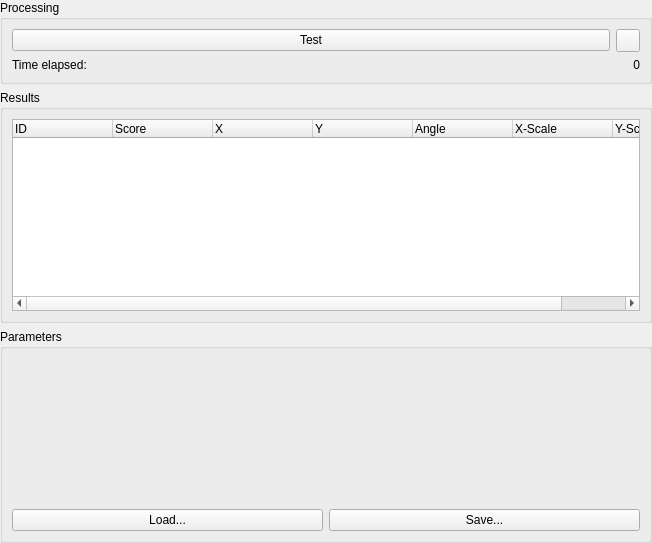
ImagingTools/AcfPublic, file AcfSln/Include/iqtipr/CSearchBasedFeaturesSupplierGuiComp.ui: the form before one commit.
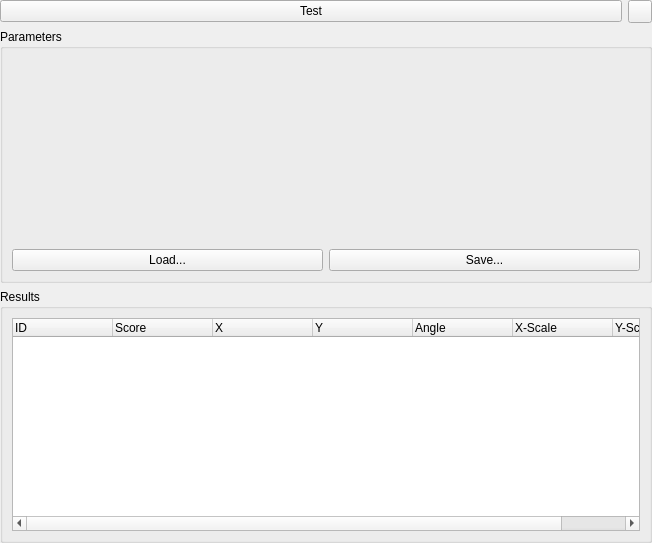
The form after the commit. Icons and pictures are not drawn.

Diff of the .ui file:
```diff
--- a/AcfSln/Include/iqtipr/CSearchBasedFeaturesSupplierGuiComp.ui
+++ b/AcfSln/Include/iqtipr/CSearchBasedFeaturesSupplierGuiComp.ui
@@ -13,83 +13,95 @@
   <property name="windowTitle">
    <string>Form</string>
   </property>
-  <layout class="QVBoxLayout" name="verticalLayout_2">
+  <layout class="QGridLayout" name="gridLayout">
    <property name="margin">
     <number>0</number>
    </property>
-   <item>
-    <widget class="QGroupBox" name="groupBox">
+   <item row="0" column="0">
+    <widget class="QPushButton" name="TestButton">
      <property name="sizePolicy">
-      <sizepolicy hsizetype="Preferred" vsizetype="Maximum">
+      <sizepolicy hsizetype="Minimum" vsizetype="Fixed">
        <horstretch>0</horstretch>
        <verstretch>0</verstretch>
       </sizepolicy>
      </property>
+     <property name="text">
+      <string>Test</string>
+     </property>
+    </widget>
+   </item>
+   <item row="0" column="1">
+    <widget class="QToolButton" name="AutoUpdateButton">
+     <property name="sizePolicy">
+      <sizepolicy hsizetype="Fixed" vsizetype="Minimum">
+       <horstretch>0</horstretch>
+       <verstretch>0</verstretch>
+      </sizepolicy>
+     </property>
+     <property name="text">
+      <string/>
+     </property>
+     <property name="icon">
+      <iconset>
+       <normaloff>:/Icons/AutoUpdate.svg</normaloff>:/Icons/AutoUpdate.svg</iconset>
+     </property>
+     <property name="checkable">
+      <bool>true</bool>
+     </property>
+    </widget>
+   </item>
+   <item row="1" column="0" colspan="2">
+    <widget class="QGroupBox" name="ParamsGB">
      <property name="title">
-      <string>Processing</string>
+      <string>Parameters</string>
      </property>
-     <layout class="QGridLayout" name="gridLayout">
-      <item row="0" column="0">
-       <widget class="QPushButton" name="TestButton">
+     <layout class="QVBoxLayout" name="verticalLayout">
+      <item>
+       <widget class="QFrame" name="ParamsFrame">
         <property name="sizePolicy">
-         <sizepolicy hsizetype="Minimum" vsizetype="Fixed">
+         <sizepolicy hsizetype="Preferred" vsizetype="Expanding">
           <horstretch>0</horstretch>
           <verstretch>0</verstretch>
          </sizepolicy>
         </property>
-        <property name="text">
-         <string>Test</string>
+        <property name="frameShape">
+         <enum>QFrame::NoFrame</enum>
         </property>
-       </widget>
-      </item>
-      <item row="0" column="1">
-       <widget class="QToolButton" name="AutoUpdateButton">
-        <property name="sizePolicy">
-         <sizepolicy hsizetype="Fixed" vsizetype="Minimum">
-          <horstretch>0</horstretch>
-          <verstretch>0</verstretch>
-         </sizepolicy>
+        <property name="frameShadow">
+         <enum>QFrame::Raised</enum>
         </property>
-        <property name="text">
-         <string/>
-        </property>
-        <property name="icon">
-         <iconset>
-          <normaloff>:/Icons/AutoUpdate.svg</normaloff>:/Icons/AutoUpdate.svg</iconset>
-        </property>
-        <property name="checkable">
-         <bool>true</bool>
-        </property>
+        <layout class="QVBoxLayout" name="verticalLayout_4">
+         <property name="margin">
+          <number>0</number>
+         </property>
+        </layout>
        </widget>
       </item>
-      <item row="1" column="0" colspan="2">
-       <layout class="QHBoxLayout" name="horizontalLayout">
+      <item>
+       <layout class="QHBoxLayout" name="horizontalLayout_2">
         <item>
-         <widget class="QLabel" name="label">
+         <widget class="QPushButton" name="LoadParamsButton">
           <property name="sizePolicy">
-           <sizepolicy hsizetype="Minimum" vsizetype="Preferred">
+           <sizepolicy hsizetype="Preferred" vsizetype="Fixed">
             <horstretch>0</horstretch>
             <verstretch>0</verstretch>
            </sizepolicy>
           </property>
           <property name="text">
-           <string>Time elapsed:</string>
+           <string>Load...</string>
           </property>
          </widget>
         </item>
         <item>
-         <widget class="QLabel" name="TimeLabel">
-          <property name="maximumSize">
-           <size>
-            <width>50</width>
-            <height>16777215</height>
-           </size>
+         <widget class="QPushButton" name="SaveParamsButton">
+          <property name="sizePolicy">
+           <sizepolicy hsizetype="Preferred" vsizetype="Fixed">
+            <horstretch>0</horstretch>
+            <verstretch>0</verstretch>
+           </sizepolicy>
           </property>
           <property name="text">
-           <string>0</string>
-          </property>
-          <property name="alignment">
-           <set>Qt::AlignRight|Qt::AlignTrailing|Qt::AlignVCenter</set>
+           <string>Save...</string>
           </property>
          </widget>
         </item>
@@ -98,7 +110,7 @@
      </layout>
     </widget>
    </item>
-   <item>
+   <item row="2" column="0" colspan="2">
     <widget class="QGroupBox" name="groupBox_2">
      <property name="title">
       <string>Results</string>
@@ -167,66 +179,6 @@
      </layout>
     </widget>
    </item>
-   <item>
-    <widget class="QGroupBox" name="ParamsGB">
-     <property name="title">
-      <string>Parameters</string>
-     </property>
-     <layout class="QVBoxLayout" name="verticalLayout">
-      <item>
-       <widget class="QFrame" name="ParamsFrame">
-        <property name="sizePolicy">
-         <sizepolicy hsizetype="Preferred" vsizetype="Expanding">
-          <horstretch>0</horstretch>
-          <verstretch>0</verstretch>
-         </sizepolicy>
-        </property>
-        <property name="frameShape">
-         <enum>QFrame::NoFrame</enum>
-        </property>
-        <property name="frameShadow">
-         <enum>QFrame::Raised</enum>
-        </property>
-        <layout class="QVBoxLayout" name="verticalLayout_4">
-         <property name="margin">
-          <number>0</number>
-         </property>
-        </layout>
-       </widget>
-      </item>
-      <item>
-       <layout class="QHBoxLayout" name="horizontalLayout_2">
-        <item>
-         <widget class="QPushButton" name="LoadParamsButton">
-          <property name="sizePolicy">
-           <sizepolicy hsizetype="Preferred" vsizetype="Fixed">
-            <horstretch>0</horstretch>
-            <verstretch>0</verstretch>
-           </sizepolicy>
-          </property>
-          <property name="text">
-           <string>Load...</string>
-          </property>
-         </widget>
-        </item>
-        <item>
-         <widget class="QPushButton" name="SaveParamsButton">
-          <property name="sizePolicy">
-           <sizepolicy hsizetype="Preferred" vsizetype="Fixed">
-            <horstretch>0</horstretch>
-            <verstretch>0</verstretch>
-           </sizepolicy>
-          </property>
-          <property name="text">
-           <string>Save...</string>
-          </property>
-         </widget>
-        </item>
-       </layout>
-      </item>
-     </layout>
-    </widget>
-   </item>
   </layout>
  </widget>
  <resources/>
```
